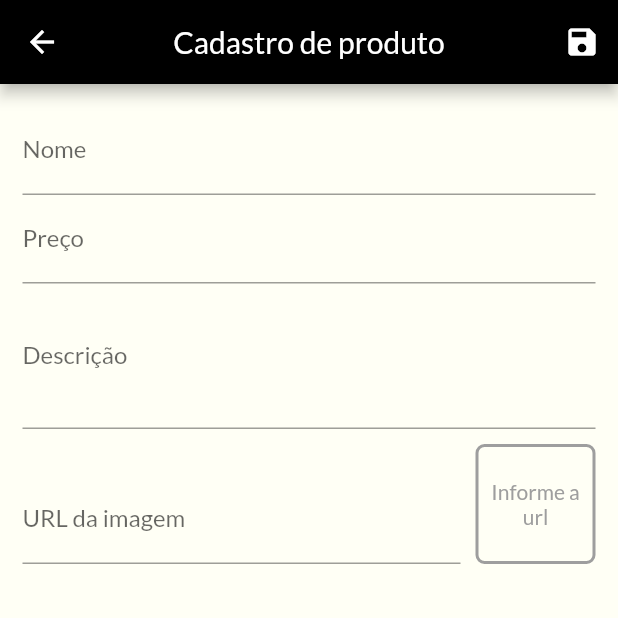
After one commit to Brennez/Flutter-course, a Flutter app: the ProductFormPage screen opened directly, after a tap on the "save" icon, on a phone screen of 412 x 824 dp, the top half of it. The commit adds this screen. Run offline on Flutter 3.47's test engine with Material 2 defaults, Android fonts, the phone set to English and light mode, and no system bars; network calls fail.

Commit message:
feat: page of products management and own routes created

```diff
--- a/shop/lib/components/app_drawer.dart
+++ b/shop/lib/components/app_drawer.dart
@@ -31,6 +31,15 @@ class AppDrawer extends StatelessWidget {
             onTap: () =>
                 Navigator.of(context).pushReplacementNamed(AppRoutes.ORDERS),
           ),
+          const Divider(),
+          ListTile(
+            leading: Icon(
+              Icons.edit_note_sharp,
+            ),
+            title: Text('Gerenciar Produtos'),
+            onTap: () =>
+                Navigator.of(context).pushReplacementNamed(AppRoutes.PRODUCTS),
+          ),
         ],
       ),
     );
--- /dev/null
+++ b/shop/lib/pages/product_form_page.dart
@@ -0,0 +1,157 @@
+import 'dart:math';
+
+import 'package:flutter/material.dart';
+import 'package:shop/models/product.dart';
+
+class ProductFormPage extends StatefulWidget {
+  const ProductFormPage({super.key});
+
+  @override
+  State<ProductFormPage> createState() => _ProductFormPageState();
+}
+
+class _ProductFormPageState extends State<ProductFormPage> {
+  final _priceFocus = FocusNode();
+  final _descriptionFocus = FocusNode();
+  final _imageUrlFocus = FocusNode();
+  final _imageController = TextEditingController();
+
+  final _formKey = GlobalKey<FormState>();
+
+  final Map<String, Object> _formData = {};
+
+  @override
+  void initState() {
+    _imageUrlFocus.addListener(updateImage);
+    super.initState();
+  }
+
+  @override
+  void dispose() {
+    super.dispose();
+    _priceFocus.dispose();
+    _descriptionFocus.dispose();
+    _imageUrlFocus.dispose();
+    _imageUrlFocus.removeListener(updateImage);
+  }
+
+  void updateImage() {
+    setState(() {});
+  }
+
+  void submitForm() {
+    _formKey.currentState?.save();
+
+    var newProduct = Product(
+      id: Random().nextDouble() as String,
+      name: _formData['name'] as String,
+      description: _formData['description'] as String,
+      price: _formData['price'] as double,
+      imageUrl: _formData['urlImage'] as String,
+    );
+
+    print(newProduct.id);
+    print(newProduct.name);
+    print(newProduct.description);
+    print(newProduct.price);
+  }
+
+  @override
+  Widget build(BuildContext context) {
+    return Scaffold(
+      appBar: AppBar(
+        title: Text('Cadastro de produto'),
+        centerTitle: true,
+        actions: [IconButton(onPressed: submitForm, icon: Icon(Icons.save))],
+      ),
+      body: Form(
+          key: _formKey,
+          child: Padding(
+            padding: const EdgeInsets.all(15),
+            child: ListView(
+              children: [
+                TextFormField(
+                  decoration: InputDecoration(
+                    label: Text('Nome'),
+                  ),
+                  textInputAction: TextInputAction.next,
+                  onFieldSubmitted: (value) {
+                    FocusScope.of(context).requestFocus(_priceFocus);
+                  },
+                  onSaved: (nameValue) => _formData['name'] = nameValue ?? '',
+                ),
+                TextFormField(
+                  decoration: InputDecoration(
+                    label: Text('Preço'),
+                  ),
+                  textInputAction: TextInputAction.next,
+                  focusNode: _priceFocus,
+                  keyboardType:
+                      const TextInputType.numberWithOptions(decimal: true),
+                  onFieldSubmitted: (value) {
+                    FocusScope.of(context).requestFocus(_descriptionFocus);
+                  },
+                  onSaved: (priceValue) =>
+                      _formData['price'] = double.parse(priceValue ?? '0.0'),
+                ),
+                TextFormField(
+                  decoration: InputDecoration(
+                    label: Text('Descrição'),
+                  ),
+                  focusNode: _descriptionFocus,
+                  maxLines: 3,
+                  keyboardType: TextInputType.multiline,
+                  onSaved: (descriptionValue) =>
+                      _formData['description'] = descriptionValue ?? '',
+                ),
+                Row(
+                  crossAxisAlignment: CrossAxisAlignment.end,
+                  children: [
+                    Expanded(
+                      child: TextFormField(
+                        controller: _imageController,
+                        decoration: InputDecoration(
+                          label: Text('URL da imagem'),
+                        ),
+                        focusNode: _imageUrlFocus,
+                        keyboardType: TextInputType.url,
+                        textInputAction: TextInputAction.done,
+                        onFieldSubmitted: (value) => submitForm,
+                        onSaved: (urlImageValue) =>
+                            _formData['urlImage'] = urlImageValue ?? '',
+                      ),
+                    ),
+                    Container(
+                      height: 80,
+                      width: 80,
+                      margin: const EdgeInsets.only(
+                        left: 10,
+                        top: 10,
+                      ),
+                      decoration: BoxDecoration(
+                        borderRadius: BorderRadius.circular(6),
+                        border: Border.all(
+                          width: 2,
+                          color: Colors.grey,
+                        ),
+                      ),
+                      alignment: Alignment.center,
+                      child: _imageController.text.isEmpty
+                          ? Text(
+                              'Informe a url',
+                              textAlign: TextAlign.center,
+                              style: TextStyle(color: Colors.grey),
+                            )
+                          : FittedBox(
+                              fit: BoxFit.cover,
+                              child: Image.network(_imageController.text),
+                            ),
+                    )
+                  ],
+                ),
+              ],
+            ),
+          )),
+    );
+  }
+}
--- a/shop/lib/utils/app_routes.dart
+++ b/shop/lib/utils/app_routes.dart
@@ -3,4 +3,6 @@ class AppRoutes {
   static const PRODUCT_DETAIL = '/product-detail';
   static const CART = '/cart';
   static const ORDERS = '/orders';
+  static const PRODUCTS = '/products';
+  static const PRODUCT_FORM = '/product-form';
 }
```
